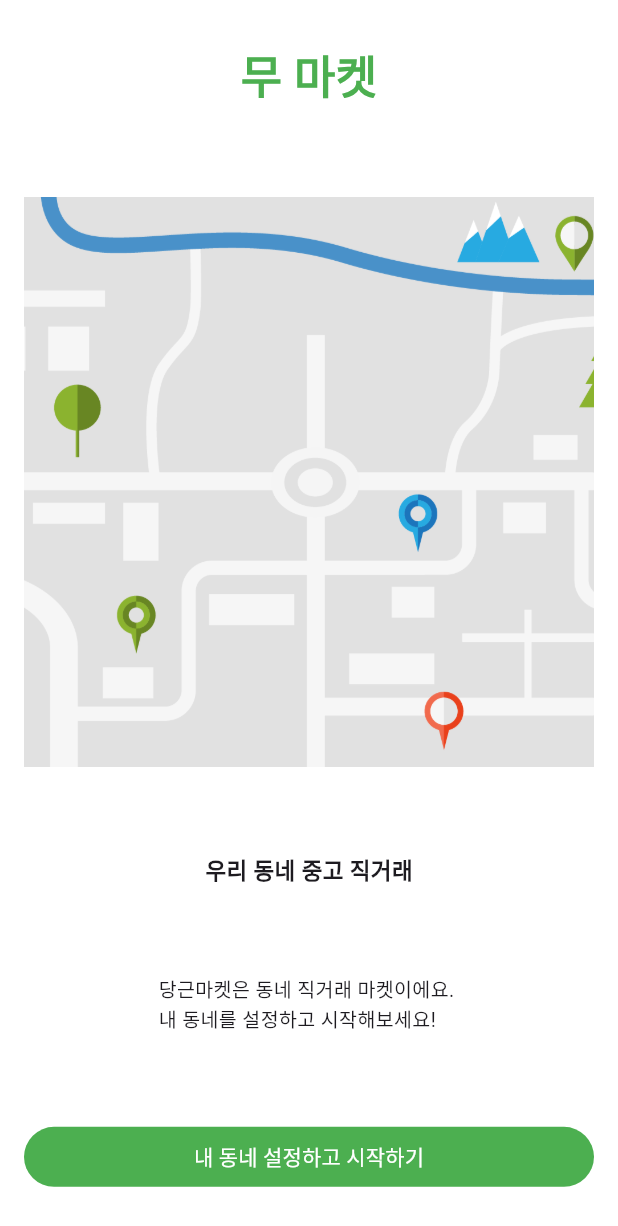
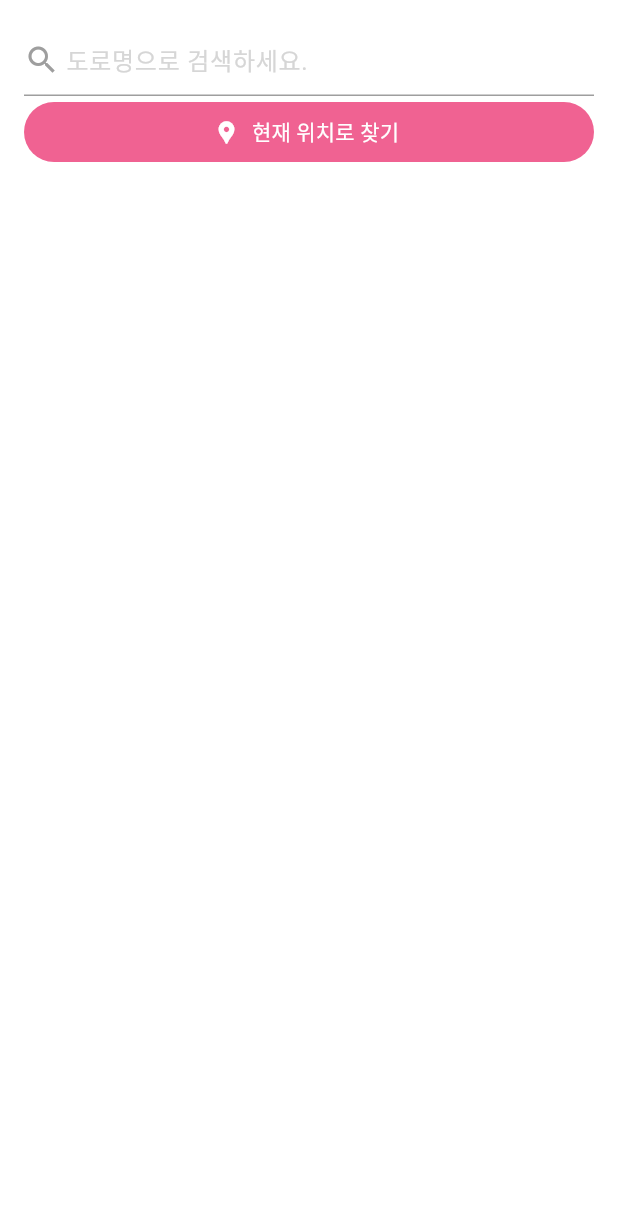
Before and after one commit to chohangmin/clone_radish_app, a Flutter app: the AuthScreen screen opened by its route, after a tap on "내 동네 설정하고 시작하기", on a phone screen of 412 x 824 dp. Shown: the top 1226 px of the screen. Run offline on Flutter 3.47's test engine with Material 3 defaults, Android fonts, the light colour scheme and no system bars; drawn by our look-alikes of extended_image; our stand-ins replace beamer, logger; Roboto replaces fonts that are missing (Hanbit).

Commit message:
Finish, Step 8

```diff
--- a/lib/main.dart
+++ b/lib/main.dart
@@ -46,7 +46,8 @@ class RadishApp extends StatelessWidget {
     return MaterialApp.router(
       theme: ThemeData(
           fontFamily: 'Hanbit',
-          primaryColor: Colors.green,
+          hintColor: Colors.grey[350],
+          primaryColor: Colors.pink[300],
           textTheme: const TextTheme(
             labelLarge: TextStyle(color: Colors.white),
           )),
--- a/lib/router/locations.dart
+++ b/lib/router/locations.dart
@@ -18,7 +18,7 @@ class AuthLocation extends BeamLocation {
   @override
   List<BeamPage> buildPages(
       BuildContext context, RouteInformationSerializable state) {
-    return [const BeamPage(child: AuthScreen(), key: ValueKey('auth'))];
+    return [ BeamPage(child: AuthScreen(), key: ValueKey('auth'))];
   }
 
   @override
--- a/lib/screens/auth_screen.dart
+++ b/lib/screens/auth_screen.dart
@@ -1,23 +1,29 @@
+import 'package:clone_radish_app/screens/start/address_page.dart';
 import 'package:clone_radish_app/screens/start/intro_page.dart';
 import 'package:flutter/material.dart';
 import 'package:flutter/widgets.dart';
 
 class AuthScreen extends StatelessWidget {
-  const AuthScreen({super.key});
+  AuthScreen({super.key});
+
+  final PageController _pageController = PageController();
 
   @override
   Widget build(BuildContext context) {
     return Scaffold(
       backgroundColor: Colors.white,
-      body: PageView(children: [
-        const IntroPage(),
-        Container(
-          color: Colors.accents[2],
-        ),
-        Container(
-          color: Colors.accents[5],
-        )
-      ]),
+      body: PageView(
+          controller: _pageController,
+          physics: const NeverScrollableScrollPhysics(),
+          children: [
+            IntroPage(
+              controller: _pageController,
+            ),
+            const AddressPage(),
+            Container(
+              color: Colors.accents[5],
+            )
+          ]),
     );
   }
 }
--- /dev/null
+++ b/lib/screens/start/address_page.dart
@@ -0,0 +1,63 @@
+import 'package:flutter/material.dart';
+
+class AddressPage extends StatelessWidget {
+  const AddressPage({super.key});
+
+  @override
+  Widget build(BuildContext context) {
+    final primaryColor = Theme.of(context).primaryColor;
+    final buttonColor = Theme.of(context).textTheme.labelLarge?.color;
+    return SafeArea(
+      minimum: const EdgeInsets.all(16),
+      child: Column(
+        children: [
+          TextFormField(
+            decoration: InputDecoration(
+              prefixIcon: const Icon(
+                Icons.search,
+                color: Colors.grey,
+              ),
+              prefixIconConstraints: const BoxConstraints(
+                minHeight: 24,
+                minWidth: 24,
+              ),
+              focusedBorder: UnderlineInputBorder(
+                borderSide: BorderSide(
+                  color: primaryColor,
+                ),
+              ),
+              enabledBorder: const UnderlineInputBorder(
+                borderSide: BorderSide(
+                  color: Colors.grey,
+                ),
+              ),
+              hintText: "도로명으로 검색하세요.",
+              hintStyle: TextStyle(
+                color: Theme.of(context).hintColor,
+              ),
+            ),
+            cursorColor: primaryColor,
+          ),
+          Column(crossAxisAlignment: CrossAxisAlignment.stretch, children: [
+            TextButton.icon(
+              onPressed: () {},
+              icon: Icon(
+                Icons.location_pin,
+                color: buttonColor,
+              ),
+              label: Text(
+                '현재 위치로 찾기',
+                style: TextStyle(
+                  color: buttonColor,
+                ),
+              ),
+              style: TextButton.styleFrom(
+                backgroundColor: primaryColor,
+              ),
+            ),
+          ]),
+        ],
+      ),
+    );
+  }
+}
--- a/lib/screens/start/intro_page.dart
+++ b/lib/screens/start/intro_page.dart
@@ -2,10 +2,17 @@ import 'package:extended_image/extended_image.dart';
 import 'package:flutter/material.dart';
 
 class IntroPage extends StatelessWidget {
-  const IntroPage({super.key});
+  const IntroPage({required this.controller, super.key});
+
+  final PageController controller;
 
   @override
   Widget build(BuildContext context) {
+    return LayoutBuilder(builder: (context, constraints) {
+      Size size = MediaQuery.of(context).size;
+
+      final imgOne = size.width - 32;
+      final imgTwo = imgOne * 0.1;
       return SafeArea(
         child: Padding(
           padding: const EdgeInsets.symmetric(horizontal: 16),
@@ -20,7 +27,22 @@ class IntroPage extends StatelessWidget {
                   color: Theme.of(context).primaryColor,
                 ),
               ),
+              SizedBox(
+                width: imgOne,
+                height: imgOne,
+                child: Stack(
+                  children: [
                     ExtendedImage.asset('assets/images/intro_one.png'),
+                    Positioned(
+                        width: imgTwo,
+                        height: imgTwo,
+                        top: imgOne * 0.45,
+                        left: imgOne * 0.45,
+                        child:
+                            ExtendedImage.asset('assets/images/intro_two.png')),
+                  ],
+                ),
+              ),
               const Text(
                 '우리 동네 중고 직거래',
                 style: TextStyle(
@@ -39,7 +61,11 @@ class IntroPage extends StatelessWidget {
                 crossAxisAlignment: CrossAxisAlignment.stretch,
                 children: [
                   TextButton(
-                  onPressed: () {},
+                    onPressed: () {
+                      controller.animateToPage(1,
+                          duration: const Duration(milliseconds: 700),
+                          curve: Curves.easeInOut);
+                    },
                     style: TextButton.styleFrom(
                       backgroundColor: Theme.of(context).primaryColor,
                     ),
@@ -56,5 +82,6 @@ class IntroPage extends StatelessWidget {
           ),
         ),
       );
+    });
   }
 }
```
Lines whose indentation alone changed are shown as unchanged.
